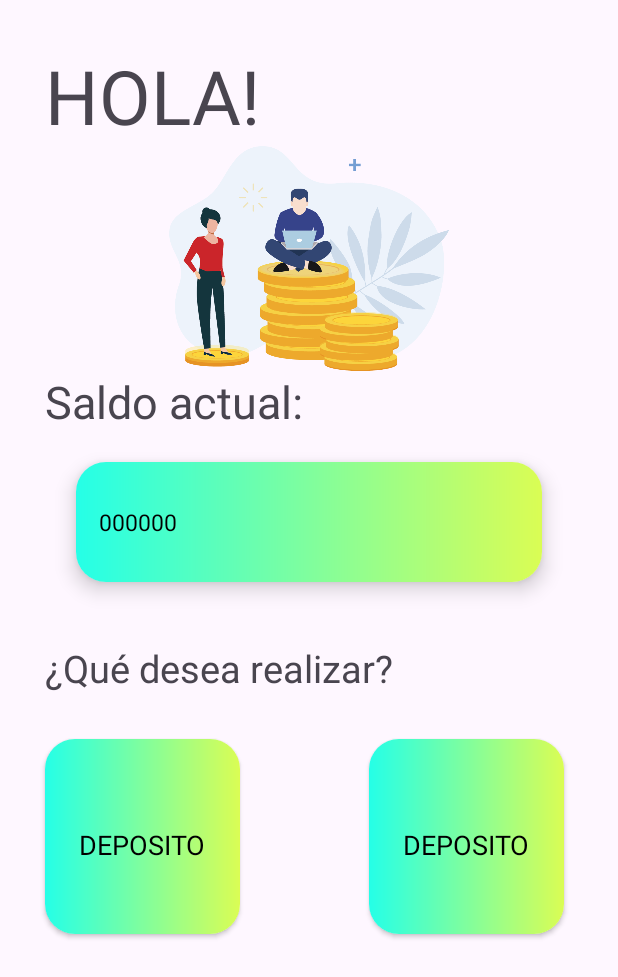
After one commit to camilabocangel/atmatm, an Android app: the Home screen opened directly, with no data from a screen before it, on a phone screen of 412 x 824 dp. The commit adds this screen. Shown: the top 977 px of the screen. Run offline under Robolectric (Android 15) with nearby library versions, the phone set to English and light mode, and no system bars.

Commit message:
activityHome

```diff
--- a/app/src/main/AndroidManifest.xml
+++ b/app/src/main/AndroidManifest.xml
@@ -13,6 +13,9 @@
         android:theme="@style/Theme.ATMATM"
         tools:targetApi="31">
         <activity
+            android:name=".Home"
+            android:exported="false" />
+        <activity
             android:name=".MainActivity"
             android:exported="true">
             <intent-filter>
--- /dev/null
+++ b/app/src/main/java/com/example/atmatm/Home.kt
@@ -0,0 +1,20 @@
+package com.example.atmatm
+
+import android.os.Bundle
+import androidx.activity.enableEdgeToEdge
+import androidx.appcompat.app.AppCompatActivity
+import androidx.core.view.ViewCompat
+import androidx.core.view.WindowInsetsCompat
+
+class Home : AppCompatActivity() {
+    override fun onCreate(savedInstanceState: Bundle?) {
+        super.onCreate(savedInstanceState)
+        enableEdgeToEdge()
+        setContentView(R.layout.activity_home)
+        ViewCompat.setOnApplyWindowInsetsListener(findViewById(R.id.main)) { v, insets ->
+            val systemBars = insets.getInsets(WindowInsetsCompat.Type.systemBars())
+            v.setPadding(systemBars.left, systemBars.top, systemBars.right, systemBars.bottom)
+            insets
+        }
+    }
+}
--- /dev/null
+++ b/app/src/main/res/drawable/gradienthome.xml
@@ -0,0 +1,10 @@
+<?xml version="1.0" encoding="utf-8"?>
+<shape xmlns:android="http://schemas.android.com/apk/res/android">
+    <gradient
+        android:type="linear"
+        android:angle="0"
+        android:startColor="@color/celeste"
+        android:endColor="@color/amarillo"
+        >
+    </gradient>
+</shape>
--- /dev/null
+++ b/app/src/main/res/layout/activity_home.xml
@@ -0,0 +1,142 @@
+<?xml version="1.0" encoding="utf-8"?>
+<androidx.constraintlayout.widget.ConstraintLayout xmlns:android="http://schemas.android.com/apk/res/android"
+    xmlns:app="http://schemas.android.com/apk/res-auto"
+    xmlns:tools="http://schemas.android.com/tools"
+    android:id="@+id/main"
+    android:layout_width="match_parent"
+    android:layout_height="match_parent"
+    tools:context=".Home">
+    <androidx.constraintlayout.widget.ConstraintLayout
+        android:layout_width="match_parent"
+        android:layout_height="match_parent"
+        android:id="@+id/home">
+        <TextView
+            android:id="@+id/holaHome"
+            android:layout_width="wrap_content"
+            android:layout_height="wrap_content"
+            android:text="HOLA!"
+            android:textSize="50sp"
+            app:layout_constraintStart_toStartOf="parent"
+            app:layout_constraintTop_toTopOf="parent"
+            android:layout_marginStart="30dp"
+            android:layout_marginTop="30dp">
+        </TextView>
+        <ImageView
+            android:id="@+id/imagenHome"
+            android:layout_width="200dp"
+            android:layout_height="150dp"
+            android:src="@drawable/imagen_home"
+            app:layout_constraintStart_toStartOf="parent"
+            app:layout_constraintEnd_toEndOf="parent"
+            app:layout_constraintTop_toBottomOf="@id/holaHome">
+        </ImageView>
+
+        <TextView
+            android:id="@+id/saldoActual"
+            android:layout_width="wrap_content"
+            android:layout_height="wrap_content"
+            android:text="Saldo actual:"
+            android:textSize="30sp"
+            app:layout_constraintStart_toStartOf="parent"
+            app:layout_constraintTop_toBottomOf="@id/imagenHome"
+            android:layout_marginStart="30dp">
+        </TextView>
+        <androidx.cardview.widget.CardView
+            android:id="@+id/saldoActualCard"
+            android:layout_width="wrap_content"
+            android:layout_height="80dp"
+            app:cardCornerRadius="20dp"
+            app:cardElevation="8dp"
+            app:layout_constraintTop_toBottomOf="@id/saldoActual"
+            app:layout_constraintStart_toStartOf="parent"
+            app:layout_constraintEnd_toEndOf="parent"
+            android:layout_marginTop="20dp">
+            <androidx.constraintlayout.widget.ConstraintLayout
+                android:layout_width="wrap_content"
+                android:layout_height="match_parent"
+                android:background="@drawable/gradienthome">
+                <TextView
+                    android:id="@+id/saldo"
+                    android:layout_width="280dp"
+                    android:layout_height="wrap_content"
+                    android:text="000000"
+                    android:textSize="15sp"
+                    android:textColor="@color/black"
+                    app:layout_constraintTop_toTopOf="parent"
+                    app:layout_constraintBottom_toBottomOf="parent"
+                    app:layout_constraintStart_toStartOf="parent"
+                    app:layout_constraintEnd_toEndOf="parent"
+                    android:layout_marginStart="15dp"
+                    android:layout_marginEnd="15dp">
+                </TextView>
+            </androidx.constraintlayout.widget.ConstraintLayout>
+        </androidx.cardview.widget.CardView>
+        <TextView
+            android:id="@+id/queDeseaRealizar"
+            android:layout_width="wrap_content"
+            android:layout_height="wrap_content"
+            android:text="¿Qué desea realizar?"
+            android:textSize="25sp"
+            app:layout_constraintTop_toBottomOf="@id/saldoActualCard"
+            app:layout_constraintStart_toStartOf="parent"
+            android:layout_marginTop="40dp"
+            android:layout_marginStart="30dp">
+        </TextView>
+        <androidx.cardview.widget.CardView
+            android:id="@+id/depositoCard"
+            app:layout_constraintStart_toStartOf="@id/queDeseaRealizar"
+            app:layout_constraintTop_toBottomOf="@id/queDeseaRealizar"
+            android:layout_marginTop="30dp"
+            android:layout_width="130dp"
+            android:layout_height="130dp"
+            app:cardCornerRadius="20dp">
+            <androidx.constraintlayout.widget.ConstraintLayout
+                android:layout_width="match_parent"
+                android:layout_height="match_parent"
+                android:background="@drawable/gradienthome">
+                <TextView
+                    android:layout_width="wrap_content"
+                    android:layout_height="wrap_content"
+                    android:text="DEPOSITO"
+                    android:textSize="18sp"
+                    android:textColor="@color/black"
+                    app:layout_constraintStart_toStartOf="parent"
+                    app:layout_constraintEnd_toEndOf="parent"
+                    app:layout_constraintTop_toTopOf="parent"
+                    app:layout_constraintBottom_toBottomOf="parent"
+                    android:layout_marginTop="10dp">
+                </TextView>
+            </androidx.constraintlayout.widget.ConstraintLayout>
+        </androidx.cardview.widget.CardView>
+        <androidx.cardview.widget.CardView
+            android:id="@+id/retiroCard"
+            app:layout_constraintStart_toEndOf="@id/depositoCard"
+            app:layout_constraintTop_toBottomOf="@id/queDeseaRealizar"
+            app:layout_constraintEnd_toEndOf="parent"
+            android:layout_marginStart="50dp"
+            android:layout_marginTop="30dp"
+            android:layout_width="130dp"
+            android:layout_height="130dp"
+            app:cardCornerRadius="20dp">
+            <androidx.constraintlayout.widget.ConstraintLayout
+                android:layout_width="match_parent"
+                android:layout_height="match_parent"
+                android:background="@drawable/gradienthome">
+                <TextView
+                    android:layout_width="wrap_content"
+                    android:layout_height="wrap_content"
+                    android:text="DEPOSITO"
+                    android:textSize="18sp"
+                    android:textColor="@color/black"
+                    app:layout_constraintStart_toStartOf="parent"
+                    app:layout_constraintEnd_toEndOf="parent"
+                    app:layout_constraintTop_toTopOf="parent"
+                    app:layout_constraintBottom_toBottomOf="parent"
+                    android:layout_marginTop="10dp">
+                </TextView>
+            </androidx.constraintlayout.widget.ConstraintLayout>
+        </androidx.cardview.widget.CardView>
+
+
+    </androidx.constraintlayout.widget.ConstraintLayout>
+</androidx.constraintlayout.widget.ConstraintLayout>
--- a/app/src/main/res/values/colors.xml
+++ b/app/src/main/res/values/colors.xml
@@ -2,4 +2,11 @@
 <resources>
     <color name="black">#FF000000</color>
     <color name="white">#FFFFFFFF</color>
+    <color name="blancoClaro">#80FFFFFF</color>
+    <color name="fondo">#202529</color>
+    <color name="verde">#ACFF25</color>
+    <color name="verdeClaro">#6325FFD1</color>
+    <color name="celeste">#25FFE7</color>
+    <color name="amarillo">#DAFD54</color>
+    <color name="naranja">#FFC107</color>
 </resources>
```
Also changed, not shown: app/src/main/res/drawable/imagen_home.png (added).
